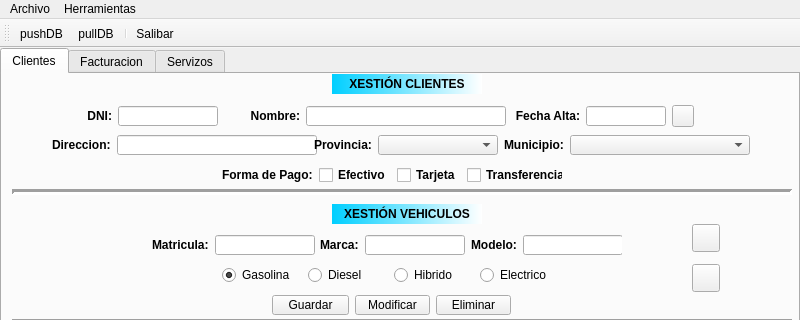
Above: QuintanaRanha/ventMain.ui from Martin-Quintana/Desenvolvemento-de-Interfaces before the change; both pictures show x 0 to 800 and y 0 to 320 of the 800 by 620 pixel window. Below: the same form after it.
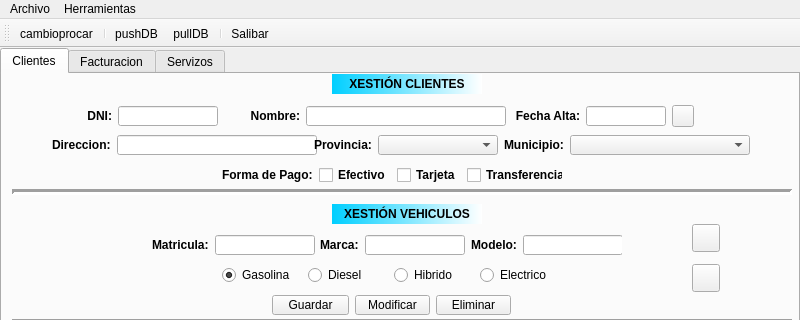
That is the form after the change. Icons and pictures are not drawn.

Diff of the .ui file:
```diff
--- a/QuintanaRanha/ventMain.ui
+++ b/QuintanaRanha/ventMain.ui
@@ -1020,6 +1020,8 @@
    <attribute name="toolBarBreak">
     <bool>false</bool>
    </attribute>
+   <addaction name="actioncambioprocar"/>
+   <addaction name="separator"/>
    <addaction name="actionpushDB"/>
    <addaction name="actionpullDB"/>
    <addaction name="separator"/>
@@ -1086,6 +1088,15 @@
     <string>Alt+I</string>
    </property>
   </action>
+  <action name="actioncambioprocar">
+   <property name="icon">
+    <iconset>
+     <normaloff>img/cambioprocar.png</normaloff>img/cambioprocar.png</iconset>
+   </property>
+   <property name="text">
+    <string>cambioprocar</string>
+   </property>
+  </action>
  </widget>
  <resources/>
  <connections/>
```
